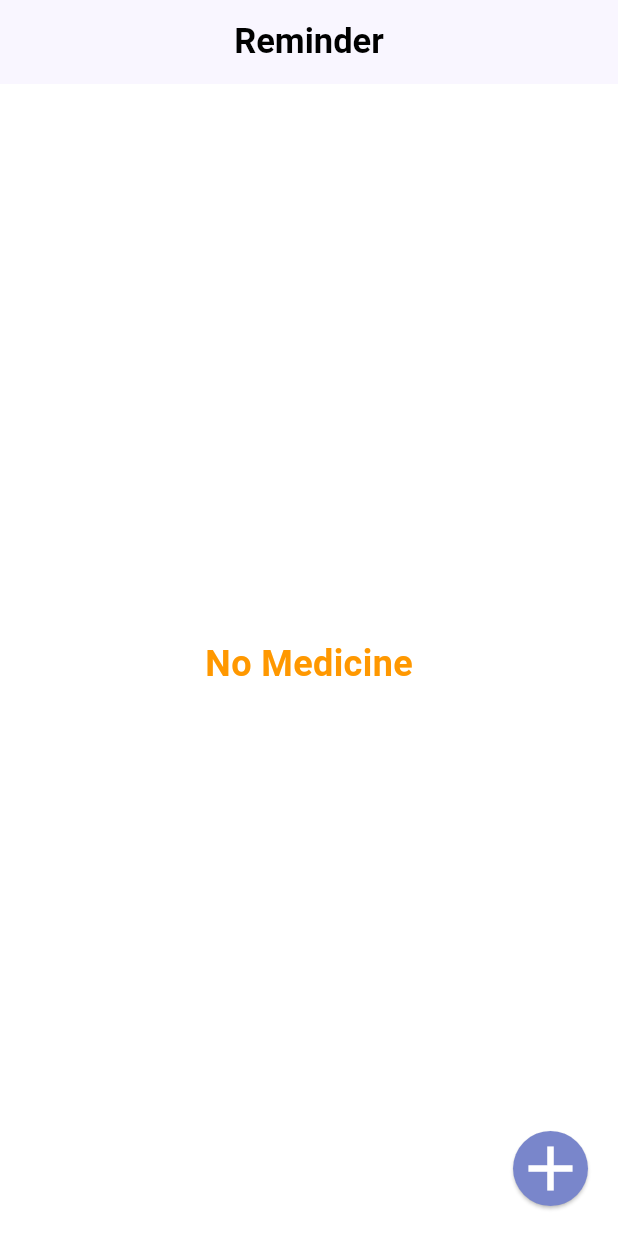
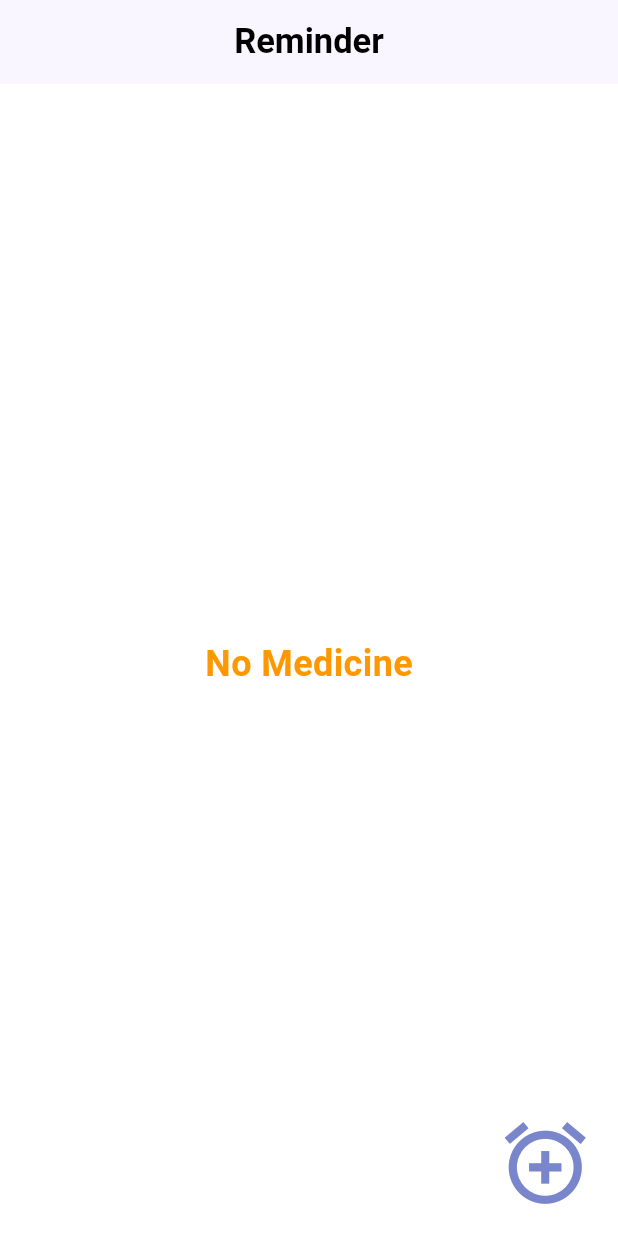
Before and after one commit to Mrthmkba/mreminderapp_kml, a Flutter app: the screen it shows after launch, on a phone screen of 412 x 824 dp. Run offline on Flutter 3.47's test engine with Material 3 defaults, Android fonts, the phone set to English and light mode, and no system bars; our stand-ins replace flutter_local_notifications, flutter_svg, google_fonts, permission_handler, rxdart, shared_preferences.

Commit message:
Button Changes

```diff
--- a/lib/pages/Page1/home.dart
+++ b/lib/pages/Page1/home.dart
@@ -46,6 +46,7 @@ class HomePage extends StatelessWidget {
         ),
       ),
       floatingActionButton: InkResponse(
+
         onTap: () async {
           // Call requestNotificationPermission when the button is pressed
           await requestNotificationPermission();
@@ -69,14 +70,10 @@ class HomePage extends StatelessWidget {
             ),
           );
         },
-        child: const Card(
+        child: const Icon(
+          Icons.alarm_add,
           color: kPurple,
-          shape: CircleBorder(),
-          child: Icon(
-            Icons.add_outlined,
-            color: Colors.white,
-            size: 50,
-          ),
+          size: 65,
         ),
       ),
     );
--- a/lib/pages/medicine_details/medicine_details.dart
+++ b/lib/pages/medicine_details/medicine_details.dart
@@ -122,6 +122,7 @@ class MainSection extends StatelessWidget {
           'assets/icons/pill.svg',
           height:50,
           width: 50,
+          color: kPurple,
         ),
       );
     } else if (medicine != null && medicine!.medicineType == 'insulin') {
@@ -131,6 +132,7 @@ class MainSection extends StatelessWidget {
           'assets/icons/insulin.svg',
           height: 50,
           width: 50,
+          color: kPurple,
         ),
       );
     }
@@ -139,7 +141,7 @@ class MainSection extends StatelessWidget {
       tag: medicine != null ? medicine!.medicineName! + medicine!.medicineType! : '',
       child: Icon(
         Icons.error,
-        color: kTexColor,
+        color: kErrorColor,
         size: size,
       ),
     );
```
Also changed, not shown: lib/pages/new_entry/new_entry_page.dart (+0 -12 lines).
